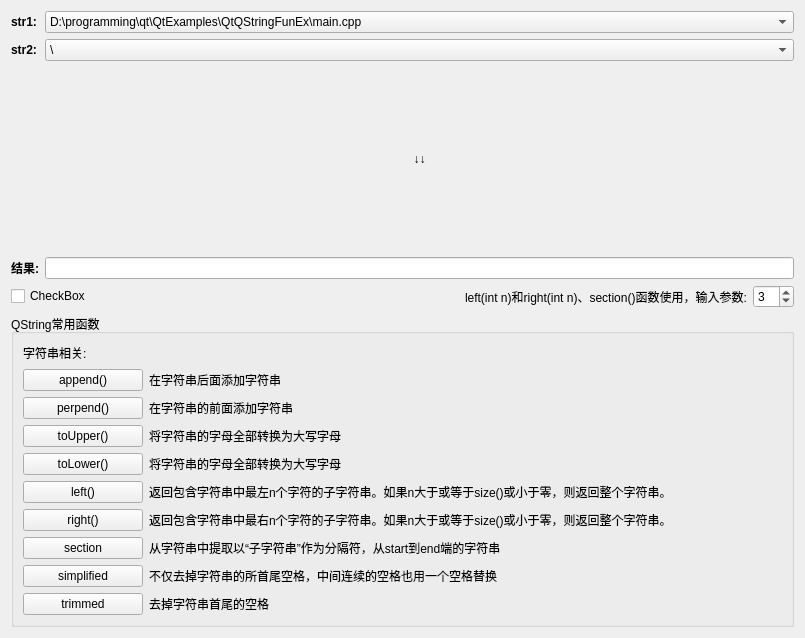
StoneHappy/Qt-begin, file src/Runtime/Series/c_QtQStringFunEx/ExQStringFun.ui: the form before one commit.
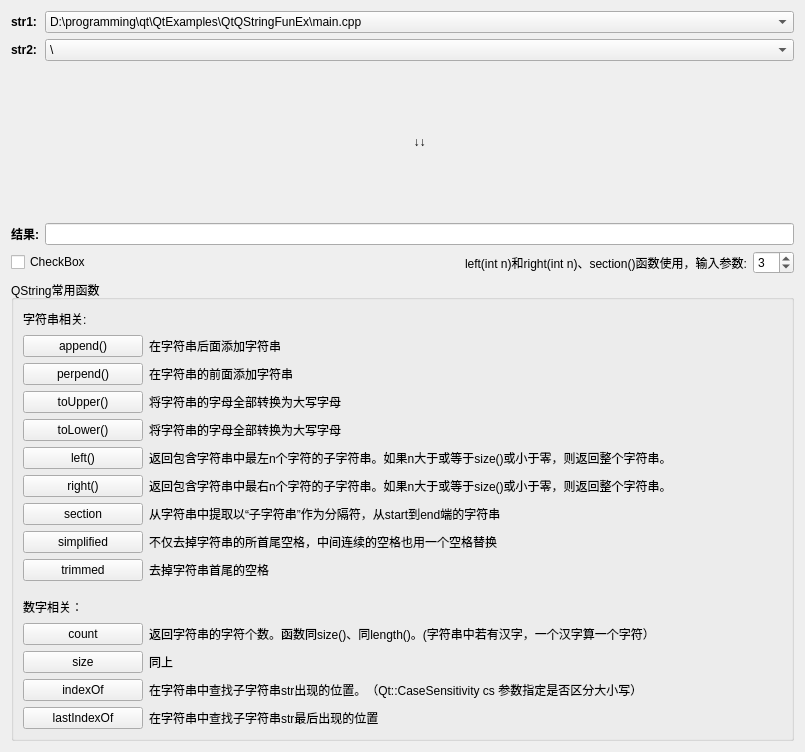
The form after the commit.

Commit message: ✨ feat: number related

The edit to the form file:
```diff
--- a/src/Runtime/Series/c_QtQStringFunEx/ExQStringFun.ui
+++ b/src/Runtime/Series/c_QtQStringFunEx/ExQStringFun.ui
@@ -7,7 +7,7 @@
     <x>0</x>
     <y>0</y>
     <width>805</width>
-    <height>638</height>
+    <height>752</height>
    </rect>
   </property>
   <property name="windowTitle">
@@ -166,8 +166,6 @@
      <property name="title">
       <string>QString常用函数</string>
      </property>
-     <layout class="QGridLayout" name="gridLayout_3">
-      <item row="1" column="0">
        <layout class="QVBoxLayout" name="verticalLayout">
         <item>
          <layout class="QGridLayout" name="gridLayout_4">
@@ -178,6 +176,19 @@
             </property>
            </widget>
           </item>
+        <item row="10" column="0">
+         <widget class="QPushButton" name="btnTrimmed">
+          <property name="maximumSize">
+           <size>
+            <width>120</width>
+            <height>16777215</height>
+           </size>
+          </property>
+          <property name="text">
+           <string>trimmed</string>
+          </property>
+         </widget>
+        </item>
           <item row="1" column="0" colspan="2">
            <widget class="QLabel" name="label">
             <property name="minimumSize">
@@ -283,6 +294,13 @@
             </property>
            </widget>
           </item>
+        <item row="10" column="1">
+         <widget class="QLabel" name="label_14">
+          <property name="text">
+           <string>去掉字符串首尾的空格</string>
+          </property>
+         </widget>
+        </item>
           <item row="7" column="1">
            <widget class="QLabel" name="label_11">
             <property name="text">
@@ -350,27 +368,124 @@
             </property>
            </widget>
           </item>
-          <item row="10" column="0">
-           <widget class="QPushButton" name="btnTrimmed">
-            <property name="maximumSize">
-             <size>
-              <width>120</width>
-              <height>16777215</height>
-             </size>
-            </property>
-            <property name="text">
-             <string>trimmed</string>
-            </property>
-           </widget>
-          </item>
-          <item row="10" column="1">
-           <widget class="QLabel" name="label_14">
-            <property name="text">
-             <string>去掉字符串首尾的空格</string>
-            </property>
-           </widget>
-          </item>
-         </layout>
+       </layout>
+      </item>
+      <item>
+       <spacer name="verticalSpacer">
+        <property name="orientation">
+         <enum>Qt::Vertical</enum>
+        </property>
+        <property name="sizeType">
+         <enum>QSizePolicy::Fixed</enum>
+        </property>
+        <property name="sizeHint" stdset="0">
+         <size>
+          <width>20</width>
+          <height>10</height>
+         </size>
+        </property>
+       </spacer>
+      </item>
+      <item>
+       <layout class="QGridLayout" name="gridLayout_7">
+        <item row="1" column="0" colspan="2">
+         <widget class="QLabel" name="label_37">
+          <property name="minimumSize">
+           <size>
+            <width>0</width>
+            <height>20</height>
+           </size>
+          </property>
+          <property name="maximumSize">
+           <size>
+            <width>16777215</width>
+            <height>20</height>
+           </size>
+          </property>
+          <property name="text">
+           <string>数字相关：</string>
+          </property>
+         </widget>
+        </item>
+        <item row="5" column="0">
+         <widget class="QPushButton" name="btnLastIndexOf">
+          <property name="maximumSize">
+           <size>
+            <width>120</width>
+            <height>16777215</height>
+           </size>
+          </property>
+          <property name="text">
+           <string>lastIndexOf</string>
+          </property>
+         </widget>
+        </item>
+        <item row="3" column="0">
+         <widget class="QPushButton" name="btnSize">
+          <property name="maximumSize">
+           <size>
+            <width>120</width>
+            <height>16777215</height>
+           </size>
+          </property>
+          <property name="text">
+           <string>size</string>
+          </property>
+         </widget>
+        </item>
+        <item row="4" column="0">
+         <widget class="QPushButton" name="btnIndexOf">
+          <property name="maximumSize">
+           <size>
+            <width>120</width>
+            <height>16777215</height>
+           </size>
+          </property>
+          <property name="text">
+           <string>indexOf</string>
+          </property>
+         </widget>
+        </item>
+        <item row="4" column="1">
+         <widget class="QLabel" name="label_38">
+          <property name="text">
+           <string>在字符串中查找子字符串str出现的位置。（Qt::CaseSensitivity cs 参数指定是否区分大小写）</string>
+          </property>
+         </widget>
+        </item>
+        <item row="2" column="1">
+         <widget class="QLabel" name="label_43">
+          <property name="text">
+           <string>返回字符串的字符个数。函数同size()、同length()。(字符串中若有汉字，一个汉字算一个字符）</string>
+          </property>
+         </widget>
+        </item>
+        <item row="2" column="0">
+         <widget class="QPushButton" name="btnCount">
+          <property name="maximumSize">
+           <size>
+            <width>120</width>
+            <height>16777215</height>
+           </size>
+          </property>
+          <property name="text">
+           <string>count</string>
+          </property>
+         </widget>
+        </item>
+        <item row="3" column="1">
+         <widget class="QLabel" name="label_45">
+          <property name="text">
+           <string>同上</string>
+          </property>
+         </widget>
+        </item>
+        <item row="5" column="1">
+         <widget class="QLabel" name="label_36">
+          <property name="text">
+           <string>在字符串中查找子字符串str最后出现的位置</string>
+          </property>
+         </widget>
         </item>
        </layout>
       </item>
```
Lines whose indentation alone changed are shown as unchanged. The commit also changes 2 other files.
